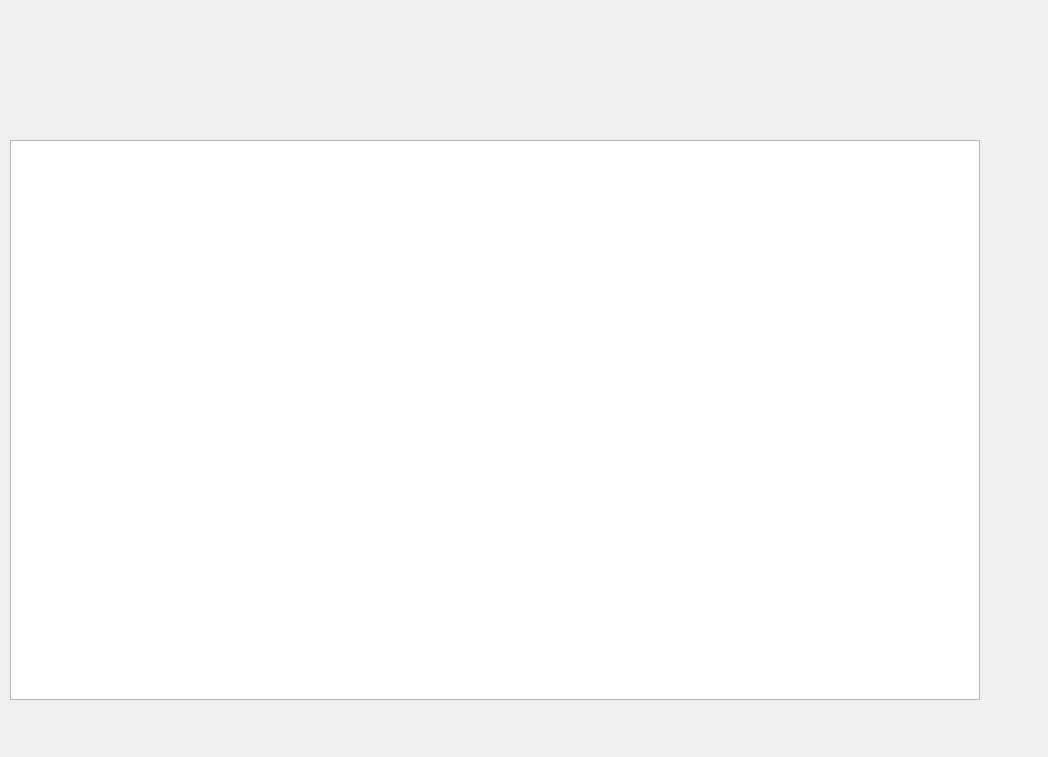
Karelak/Ticket-Booking-System, file seat-manager.ui: the form before one commit.
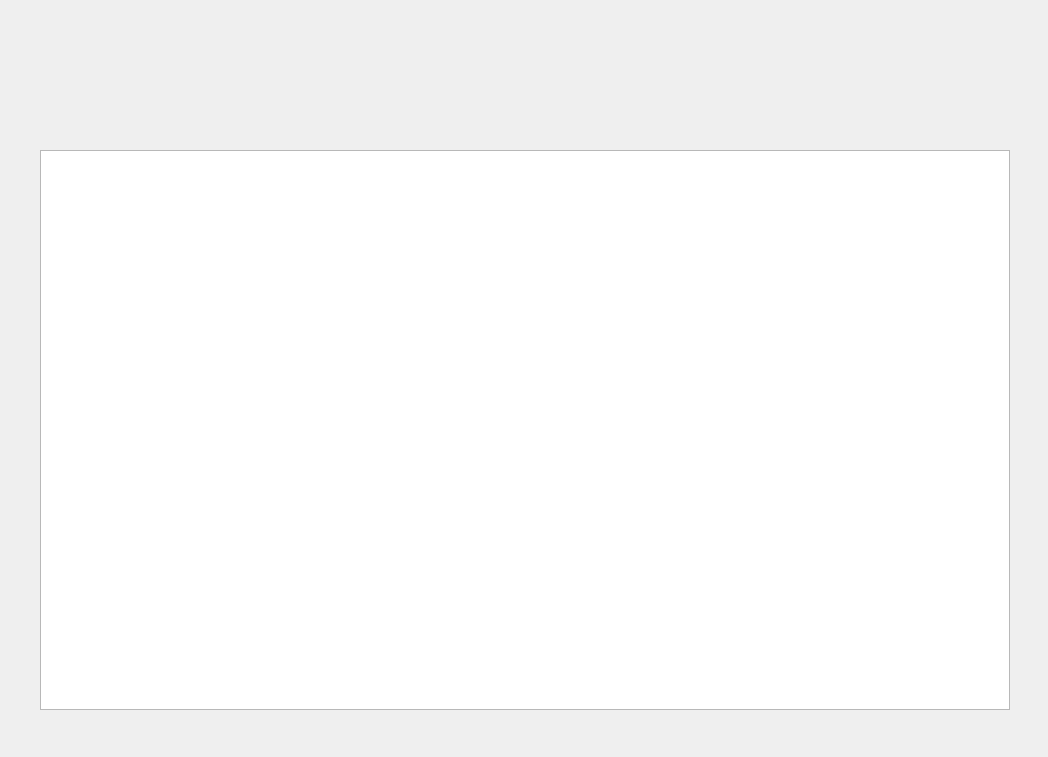
The form after the commit.

Commit message: adjust seat manager UI geometry and add main application entry point

```diff
--- a/seat-manager.ui
+++ b/seat-manager.ui
@@ -16,8 +16,8 @@
   <widget class="QTableWidget" name="tableWidget">
    <property name="geometry">
     <rect>
-     <x>10</x>
-     <y>140</y>
+     <x>40</x>
+     <y>150</y>
      <width>970</width>
      <height>560</height>
     </rect>
```
The commit also changes 1 other file.
